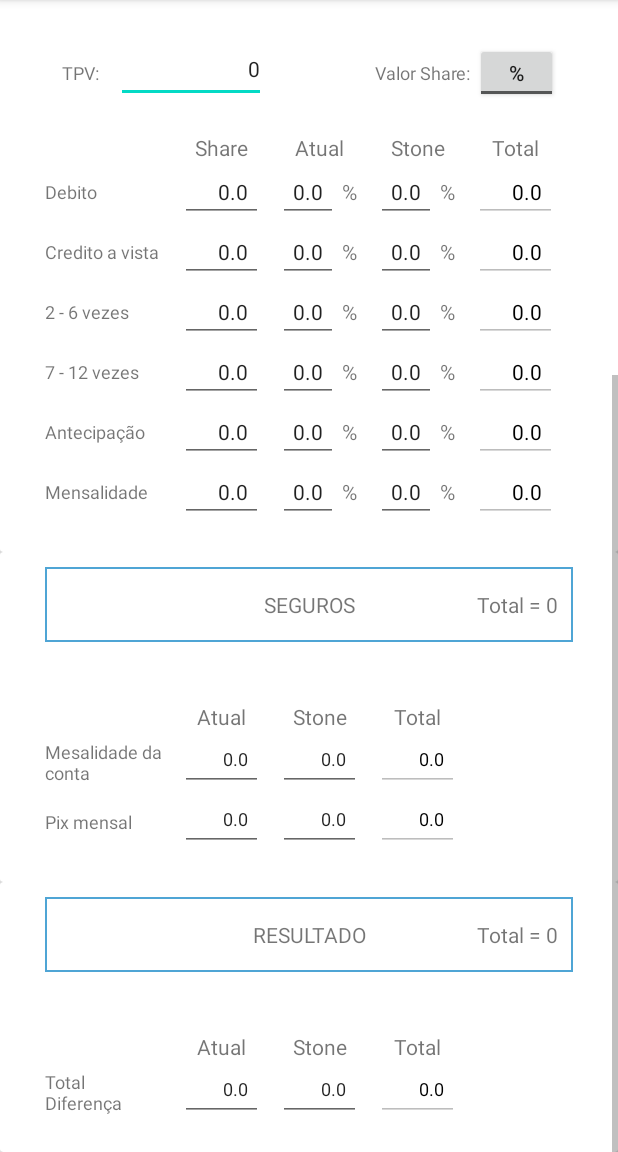
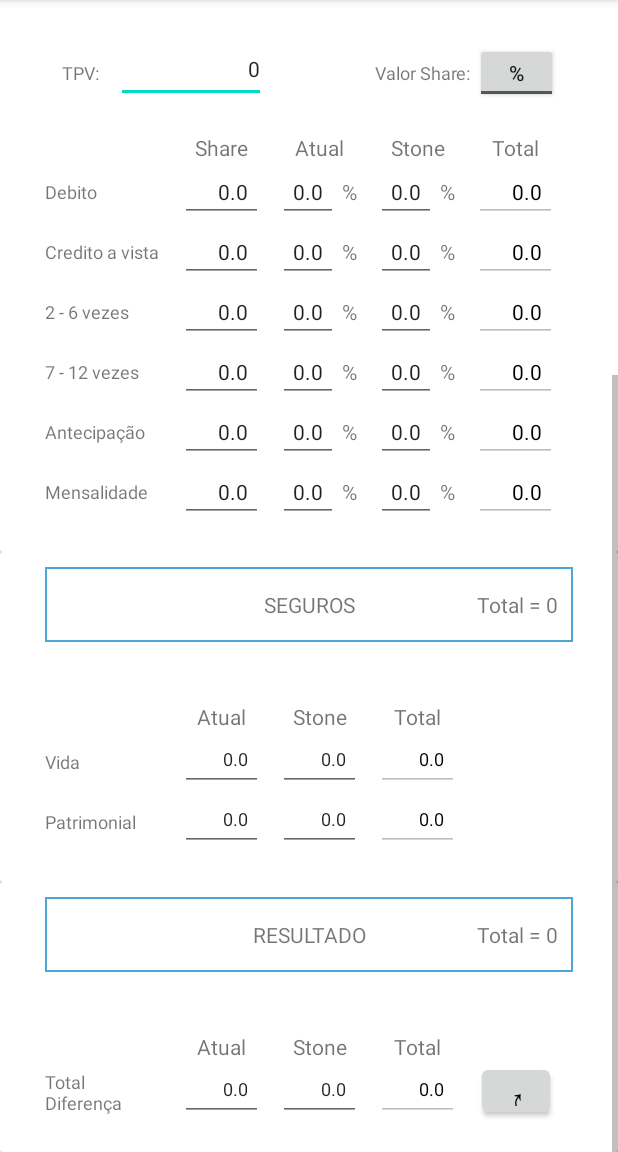
Before and after one commit to PabloManoel/calculo-investimento-adquirente, an Android app: the screen it shows after launch (MainActivity), scrolled down 371 dp, on a phone screen of 412 x 824 dp, the part 84-1236 px from its top. Run offline under Robolectric (Android 15) with nearby library versions, the phone set to English and light mode, and no system bars.

Commit message:
ajustando layout

```diff
--- a/app/src/main/res/layout/activity_main.xml
+++ b/app/src/main/res/layout/activity_main.xml
@@ -221,12 +221,12 @@
                         android:enabled="false"
                         android:gravity="right"
                         android:inputType="numberDecimal"
+                        android:paddingRight="10dp"
                         android:text="0.0"
                         android:textColor="@color/black"
                         android:textSize="12sp"
                         app:layout_constraintStart_toEndOf="@+id/mensalidade_conta_stone_id"
-                        app:layout_constraintTop_toBottomOf="@+id/total_txt"
-                        android:paddingRight="10dp" />
+                        app:layout_constraintTop_toBottomOf="@+id/total_txt" />
 
 
                     <EditText
@@ -283,11 +283,11 @@
                         android:ems="10"
                         android:gravity="right"
                         android:inputType="numberDecimal"
+                        android:paddingRight="10dp"
                         android:text="0.0"
                         android:textSize="12sp"
                         app:layout_constraintStart_toEndOf="@+id/txt_mensalidade_conta"
-                        app:layout_constraintTop_toBottomOf="@+id/atual_txt"
-                        android:paddingRight="10dp" />
+                        app:layout_constraintTop_toBottomOf="@+id/atual_txt" />
 
 
                     <TextView
@@ -361,8 +361,6 @@
 
 
                 </androidx.constraintlayout.widget.ConstraintLayout>
-
-
 
 
             </androidx.constraintlayout.widget.ConstraintLayout>
@@ -1175,7 +1173,7 @@
                         android:width="80dp"
                         android:height="0dp"
                         android:gravity="center_vertical"
-                        android:text="Pix mensal"
+                        android:text="Patrimonial"
                         android:textSize="12sp"
                         app:layout_constraintStart_toStartOf="parent"
                         app:layout_constraintTop_toBottomOf="@+id/txt_vida" />
@@ -1261,7 +1259,7 @@
                         android:width="80dp"
                         android:height="0dp"
                         android:gravity="center_vertical"
-                        android:text="Mesalidade da conta"
+                        android:text="Vida"
                         android:textSize="12sp"
                         app:layout_constraintStart_toStartOf="parent"
                         app:layout_constraintTop_toBottomOf="@+id/seguro_blank_txt" />
@@ -1394,23 +1392,6 @@
                         app:layout_constraintTop_toTopOf="parent" />
 
                     <EditText
-                        android:id="@+id/resultado_total_id"
-                        android:layout_width="55dp"
-                        android:layout_height="40dp"
-                        android:layout_marginStart="10dp"
-                        android:layout_marginLeft="10dp"
-                        android:ems="10"
-                        android:enabled="false"
-                        android:gravity="right"
-                        android:inputType="numberDecimal"
-                        android:paddingRight="10dp"
-                        android:text="0.0"
-                        android:textColor="@color/black"
-                        android:textSize="12sp"
-                        app:layout_constraintStart_toEndOf="@+id/resultado_stone_id"
-                        app:layout_constraintTop_toBottomOf="@+id/resultado_total_txt" />
-
-                    <EditText
                         android:id="@+id/resultado_atual_id"
                         android:layout_width="55dp"
                         android:layout_height="40dp"
@@ -1453,6 +1434,37 @@
                         app:layout_constraintStart_toEndOf="@+id/resultado_atual_id"
                         app:layout_constraintTop_toBottomOf="@+id/resultado_stone_txt" />
 
+                    <EditText
+                        android:id="@+id/resultado_total_id"
+                        android:layout_width="55dp"
+                        android:layout_height="40dp"
+                        android:layout_marginStart="10dp"
+                        android:layout_marginLeft="10dp"
+                        android:ems="10"
+                        android:enabled="false"
+                        android:gravity="right"
+                        android:inputType="numberDecimal"
+                        android:paddingRight="10dp"
+                        android:text="0.0"
+                        android:textColor="@color/black"
+                        android:textSize="12sp"
+                        app:layout_constraintStart_toEndOf="@+id/resultado_stone_id"
+                        app:layout_constraintTop_toBottomOf="@+id/resultado_total_txt" />
+
+                    <Button
+                        android:id="@+id/btn_refresh_result"
+                        android:layout_width="45dp"
+                        android:layout_height="40dp"
+                        android:layout_marginStart="15dp"
+                        android:layout_marginLeft="15dp"
+                        android:gravity="center_horizontal|top"
+                        android:text="↻"
+                        android:textColor="@color/black"
+                        android:textSize="22sp"
+                        app:backgroundTint="#D6D7D7"
+                        app:layout_constraintStart_toEndOf="@+id/resultado_total_id"
+                        app:layout_constraintTop_toBottomOf="@+id/resultado_total_txt" />
+
                 </androidx.constraintlayout.widget.ConstraintLayout>
 
             </androidx.constraintlayout.widget.ConstraintLayout>
```
Also changed, not shown: app/src/main/java/com/example/stoneinvestimento/MainActivity.java (+23 -5 lines).
